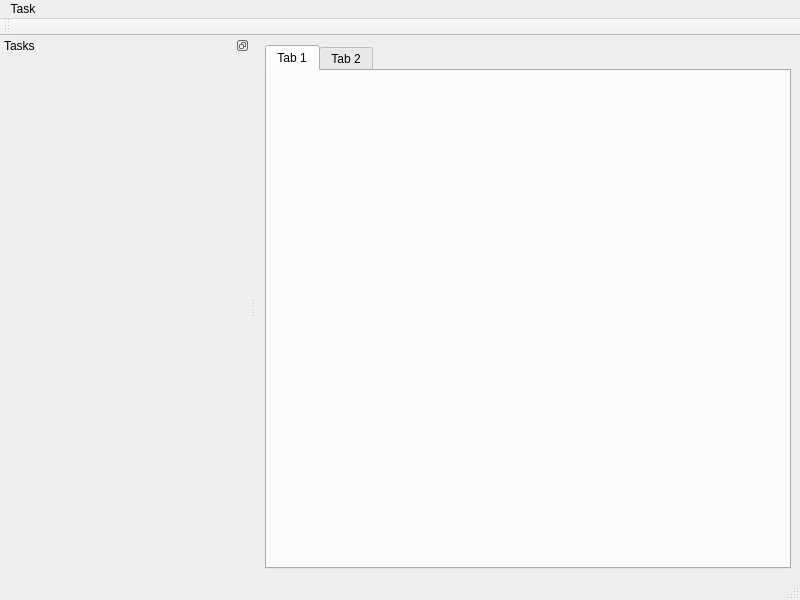
The window that qtMushi/qtMushi/taskmanagerwindow.ui (JWambaugh/mushi) describes before a commit, drawn with Qt 5.
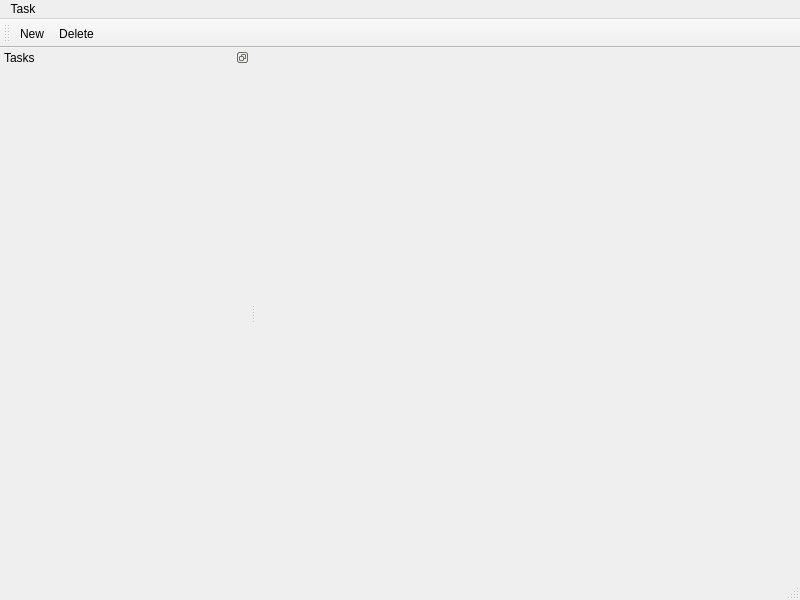
The same window after the commit.

The edit to the form file:
```diff
--- a/qtMushi/qtMushi/taskmanagerwindow.ui
+++ b/qtMushi/qtMushi/taskmanagerwindow.ui
@@ -14,31 +14,7 @@
    <string>MainWindow</string>
   </property>
   <widget class="QWidget" name="centralwidget">
-   <layout class="QVBoxLayout" name="verticalLayout">
-    <item>
-     <widget class="QTabWidget" name="tabWidget">
-      <property name="currentIndex">
-       <number>0</number>
-      </property>
-      <widget class="QWidget" name="tab">
-       <property name="enabled">
-        <bool>false</bool>
-       </property>
-       <attribute name="title">
-        <string>Tab 1</string>
-       </attribute>
-      </widget>
-      <widget class="QWidget" name="tab_2">
-       <property name="enabled">
-        <bool>false</bool>
-       </property>
-       <attribute name="title">
-        <string>Tab 2</string>
-       </attribute>
-      </widget>
-     </widget>
-    </item>
-   </layout>
+   <layout class="QVBoxLayout" name="centralWidgetLayout"/>
   </widget>
   <widget class="QMenuBar" name="menubar">
    <property name="geometry">
@@ -81,12 +57,17 @@
    <property name="windowTitle">
     <string>toolBar</string>
    </property>
+   <property name="toolButtonStyle">
+    <enum>Qt::ToolButtonTextBesideIcon</enum>
+   </property>
    <attribute name="toolBarArea">
     <enum>TopToolBarArea</enum>
    </attribute>
    <attribute name="toolBarBreak">
     <bool>false</bool>
    </attribute>
+   <addaction name="actionNew"/>
+   <addaction name="actionDelete"/>
   </widget>
   <action name="actionNew">
    <property name="text">
```
